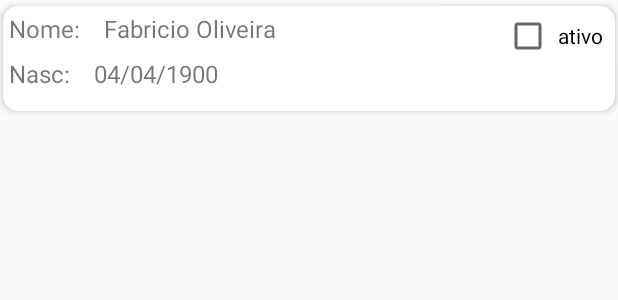
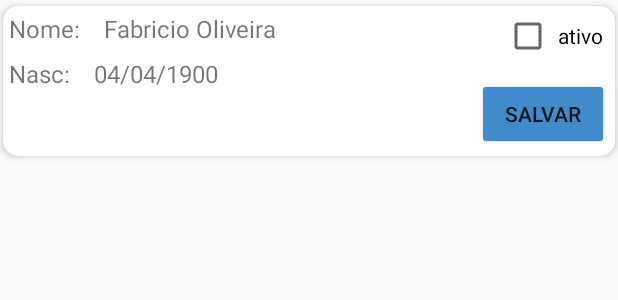
Before and after one commit to fabricioterranova/HBSISFab, an Android app: the layout pessoa_celula.xml on its own in the app's theme, with its tools: preview values and no code run, on a phone screen of 412 x 824 dp. Shown: the top 300 px of the screen. Run offline under Robolectric (Android 15) with nearby library versions, the phone set to English and light mode, and no system bars; network calls fail.

Commit message:
Atividade 3

```diff
--- a/app/src/main/java/com/fabriciooliveira/hbsisfab/businessobject/PessoaBO.java
+++ b/app/src/main/java/com/fabriciooliveira/hbsisfab/businessobject/PessoaBO.java
@@ -30,4 +30,8 @@ public class PessoaBO {
         mPessoaDB.deletarDadosDoBanco();
     }
 
+    public void atualizarPessoaPorID(Pessoa pessoa) {
+        mPessoaDB.atualizarPessoaPorID(pessoa);
+    }
+
 }
--- a/app/src/main/res/layout/pessoa_celula.xml
+++ b/app/src/main/res/layout/pessoa_celula.xml
@@ -4,8 +4,8 @@
     xmlns:tools="http://schemas.android.com/tools"
     android:clickable="false"
     android:id="@+id/card_view"
-    android:layout_width="match_parent"
-    android:layout_height="70dp"
+    android:layout_width="wrap_content"
+    android:layout_height="100dp"
     card_view:cardCornerRadius="10dp"
     card_view:cardElevation="3dp"
     card_view:cardUseCompatPadding="false"
@@ -60,6 +60,17 @@
             android:text="ativo"
             android:padding="4dp"/>
 
+        <Button
+            android:id="@+id/botao_salvar"
+            android:layout_alignParentBottom="true"
+            android:layout_alignParentRight="true"
+            android:layout_width="wrap_content"
+            android:layout_height="wrap_content"
+            android:backgroundTint="@color/buttonColor"
+            android:text="@string/botao_salvar"
+            android:padding="4dp"
+            />
+
     </RelativeLayout>
 
 </android.support.v7.widget.CardView>
--- a/app/src/main/res/values/colors.xml
+++ b/app/src/main/res/values/colors.xml
@@ -3,4 +3,6 @@
     <color name="colorPrimary">#3F51B5</color>
     <color name="colorPrimaryDark">#303F9F</color>
     <color name="colorAccent">#FF4081</color>
+    <color name="buttonColor">#428bca</color>
+
 </resources>
--- a/app/src/main/res/values/strings.xml
+++ b/app/src/main/res/values/strings.xml
@@ -8,9 +8,12 @@
     <string name="sim">Sim</string>
     <string name="nao">Não</string>
     <string name="deseja_sair">Deseja sair?</string>
-
+    <string name="botao_salvar">Salvar</string>
 
     <string name="pessoa_nome">Nome: </string>
     <string name="pessoa_nascimento">Nasc: </string>
 
+    <string name="inativo">Inativo</string>
+    <string name="ativo">Ativo</string>
+
 </resources>
```
Also changed, not shown: app/src/main/AndroidManifest.xml (+8 -0 lines), app/src/main/java/com/fabriciooliveira/hbsisfab/adapter/PessoaAdapter.java (+38 -4 lines), app/src/main/java/com/fabriciooliveira/hbsisfab/database/PessoaDB.java (+12 -0 lines), app/src/main/java/com/fabriciooliveira/hbsisfab/ui/PessoaDetalhesActivity.java (added, +60 -0 lines), app/src/main/java/com/fabriciooliveira/hbsisfab/util/DateHelper.java (+7 -0 lines), app/src/main/res/layout/activity_person_details.xml (added, +40 -0 lines), app/src/main/res/mipmap-mdpi/ic_up.png (added).
